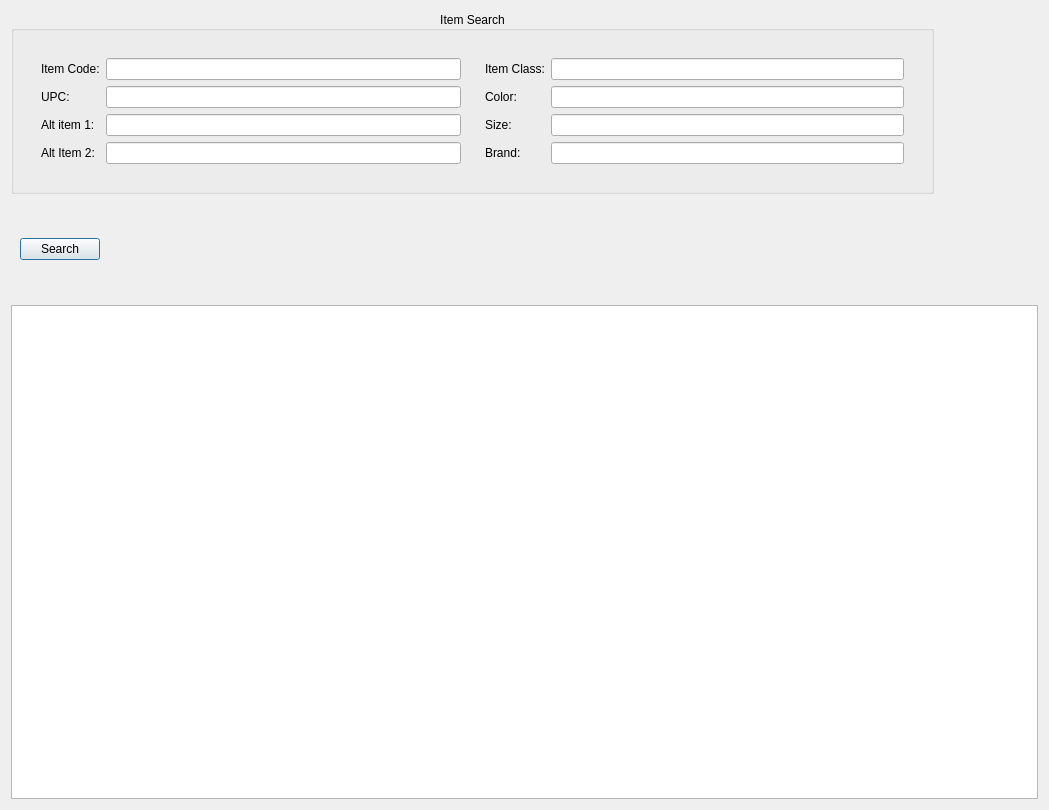
Above: WMS_System/UI/item_searchV2.ui from cdefaz08/WMS before the change. Below: the same form after it.
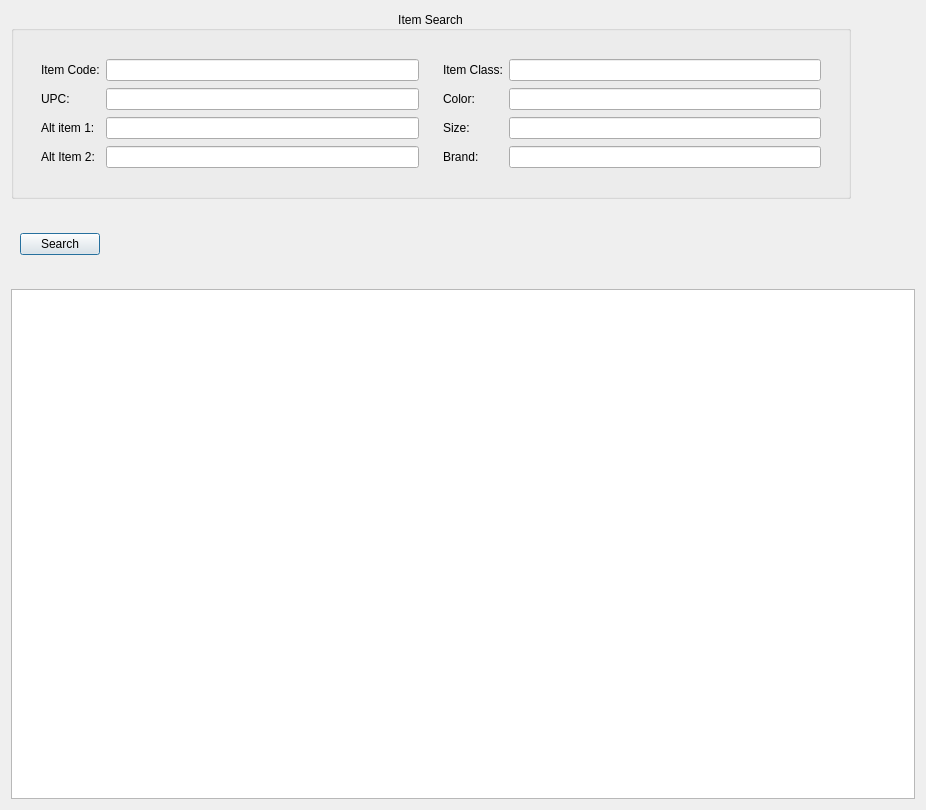
That is the form after the change.

Commit message: Created layout for location search and location maintance for update

Patch:
```diff
--- a/WMS_System/UI/item_searchV2.ui
+++ b/WMS_System/UI/item_searchV2.ui
@@ -6,7 +6,7 @@
    <rect>
     <x>0</x>
     <y>0</y>
-    <width>1049</width>
+    <width>926</width>
     <height>810</height>
    </rect>
   </property>
@@ -14,7 +14,33 @@
    <string>Item Search Window</string>
   </property>
   <layout class="QGridLayout" name="gridLayout_6">
-   <item row="2" column="0" colspan="3">
+   <item row="3" column="0">
+    <widget class="QFrame" name="frame_4">
+     <property name="frameShape">
+      <enum>QFrame::NoFrame</enum>
+     </property>
+     <property name="frameShadow">
+      <enum>QFrame::Raised</enum>
+     </property>
+     <layout class="QGridLayout" name="gridLayout_5">
+      <item row="0" column="0">
+       <widget class="QPushButton" name="pushButton_Search">
+        <property name="text">
+         <string>Search</string>
+        </property>
+       </widget>
+      </item>
+      <item row="0" column="1">
+       <widget class="QLabel" name="Records">
+        <property name="text">
+         <string/>
+        </property>
+       </widget>
+      </item>
+     </layout>
+    </widget>
+   </item>
+   <item row="4" column="0" colspan="4">
     <widget class="QTableView" name="tableViewItemSearch">
      <property name="styleSheet">
       <string notr="true"/>
@@ -33,8 +59,27 @@
      </property>
     </widget>
    </item>
-   <item row="0" column="0" colspan="2">
+   <item row="1" column="3">
+    <spacer name="horizontalSpacer_2">
+     <property name="orientation">
+      <enum>Qt::Horizontal</enum>
+     </property>
+     <property name="sizeHint" stdset="0">
+      <size>
+       <width>152</width>
+       <height>178</height>
+      </size>
+     </property>
+    </spacer>
+   </item>
+   <item row="0" column="0" rowspan="3" colspan="3">
     <widget class="QGroupBox" name="groupBox">
+     <property name="minimumSize">
+      <size>
+       <width>659</width>
+       <height>188</height>
+      </size>
+     </property>
      <property name="title">
       <string>Item Search</string>
      </property>
@@ -161,7 +206,7 @@
      </layout>
     </widget>
    </item>
-   <item row="1" column="1">
+   <item row="3" column="1">
     <spacer name="horizontalSpacer">
      <property name="orientation">
       <enum>Qt::Horizontal</enum>
@@ -174,45 +219,6 @@
      </property>
     </spacer>
    </item>
-   <item row="0" column="2" rowspan="2">
-    <spacer name="verticalSpacer">
-     <property name="orientation">
-      <enum>Qt::Vertical</enum>
-     </property>
-     <property name="sizeHint" stdset="0">
-      <size>
-       <width>98</width>
-       <height>288</height>
-      </size>
-     </property>
-    </spacer>
-   </item>
-   <item row="1" column="0">
-    <widget class="QFrame" name="frame_4">
-     <property name="frameShape">
-      <enum>QFrame::NoFrame</enum>
-     </property>
-     <property name="frameShadow">
-      <enum>QFrame::Raised</enum>
-     </property>
-     <layout class="QGridLayout" name="gridLayout_5">
-      <item row="0" column="0">
-       <widget class="QPushButton" name="pushButton_Search">
-        <property name="text">
-         <string>Search</string>
-        </property>
-       </widget>
-      </item>
-      <item row="0" column="1">
-       <widget class="QLabel" name="Records">
-        <property name="text">
-         <string/>
-        </property>
-       </widget>
-      </item>
-     </layout>
-    </widget>
-   </item>
   </layout>
  </widget>
  <resources/>
```
The commit also changes 10 other files.
